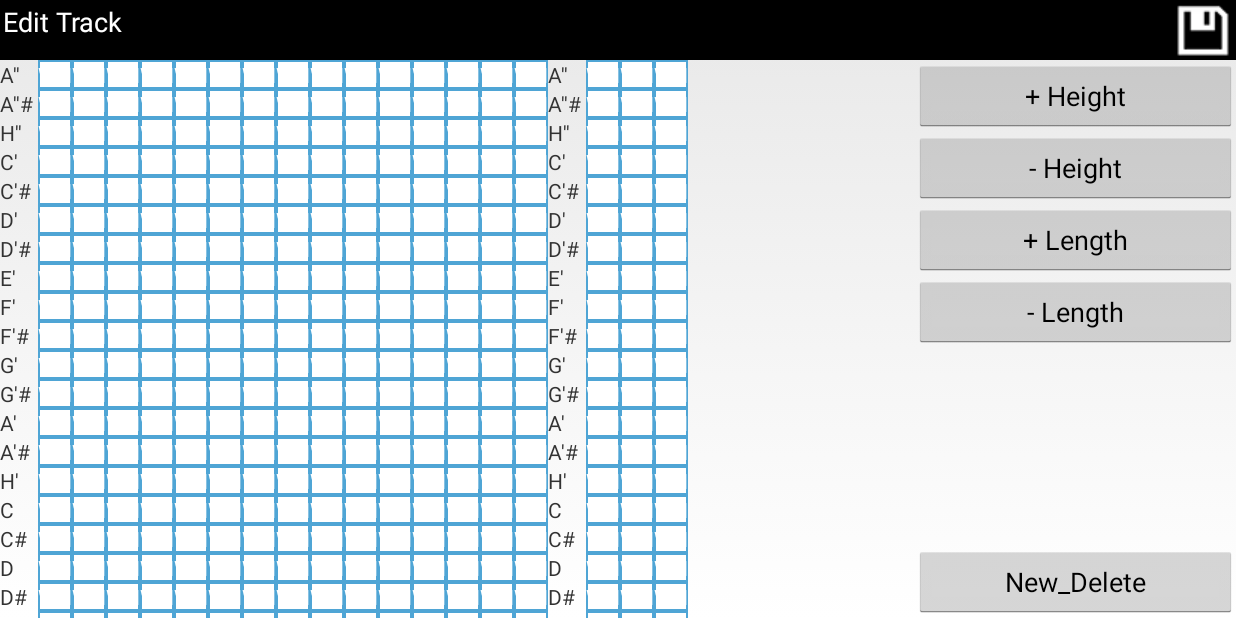
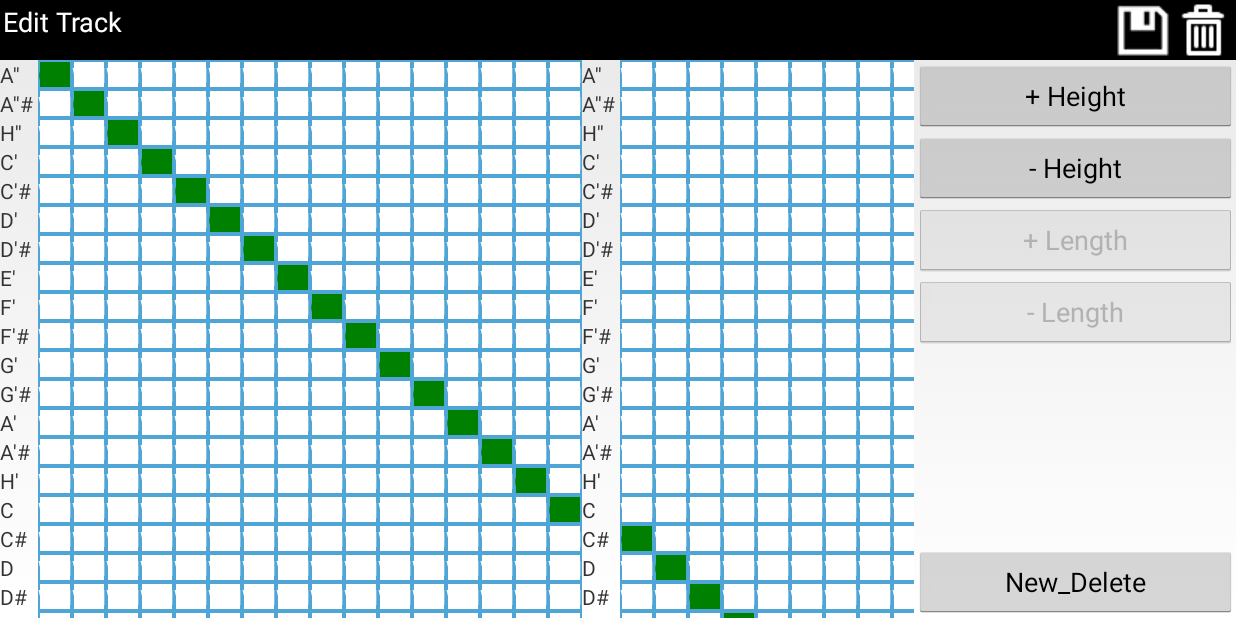
Before and after one commit to dino-keskic/soundtastic, an Android app: the GridView screen opened directly, with no data from a screen before it, on a phone screen of 824 x 412 dp (held sideways). Run offline under Robolectric (Android 15) with nearby library versions, the phone set to English and light mode, and no system bars.

Commit message:
[MP] midi2gridView_gridView2midi

```diff
--- a/Soundtasitc/app/src/main/java/soundtastic/soundtasitc/GridView.java
+++ b/Soundtasitc/app/src/main/java/soundtastic/soundtasitc/GridView.java
@@ -16,6 +16,7 @@ import android.view.View;
 import android.widget.FrameLayout;
 import android.widget.Button;
 import android.widget.HorizontalScrollView;
+import android.widget.ImageButton;
 import android.widget.ScrollView;
 import android.widget.TableLayout;
 import android.widget.TableRow;
@@ -38,15 +39,23 @@ public class GridView extends Activity{
             "c''''''"};
 
     int numTones = notes.length;
-    int midiLength = 20;
+    //List<Integer> rawMidiValues = ProjectInfos.getInstance().getProject().getTrackByName(ProjectInfos.getInstance().getSelectedTrack().getTrackName()).getRawMidiValuesList();
+    List<Integer> rawMidiValues = new ArrayList<Integer>();
+    List<Integer> outputMidiValues = new ArrayList<Integer>();
+    int midiLength;
+    int numBar;
+    int gridLength;
+
     FrameLayout gridViewLayout;
-    TextView[][] grid = new TextView[numTones][midiLength];
+    TextView[][] grid;
 
     Button buttonIncrHeight;
     Button buttonDecrHeight;
     Button buttonIncrLength;
     Button buttonDecrLength;
     Button buttonNew_Delete;
+    ImageButton buttonSave;
+    ImageButton buttonCancel;
 
     TextView clickedTextView;
     ArrayList<TextView> clickedTextViewListAdd = new ArrayList<TextView>();
@@ -62,15 +71,34 @@ public class GridView extends Activity{
         buttonIncrLength = (Button) findViewById(R.id.IncrLength);
         buttonDecrLength = (Button) findViewById(R.id.DecrLength);
         buttonNew_Delete = (Button) findViewById(R.id.New_Delete);
+        buttonSave = (ImageButton) findViewById(R.id.gridview_save);
+        buttonCancel = (ImageButton) findViewById(R.id.gridview_cancel);
 
         buttonIncrHeight.setOnClickListener(buttonHandler);
         buttonDecrHeight.setOnClickListener(buttonHandler);
         buttonIncrLength.setOnClickListener(buttonHandler);
         buttonDecrLength.setOnClickListener(buttonHandler);
         buttonNew_Delete.setOnClickListener(buttonHandler);
+        buttonSave.setOnClickListener(buttonHandler);
+        buttonCancel.setOnClickListener(buttonHandler);
 
+        buttonIncrLength.setEnabled(false);
+        buttonDecrLength.setEnabled(false);
+
+        for (int i = getResources().getInteger(R.integer.midi_nr_offset_min); i < 100; i++)
+            rawMidiValues.add(i);
+
+        midiLength = rawMidiValues.size();
+        numBar = 1 + midiLength / getResources().getInteger(R.integer.bar);
+        gridLength = midiLength + numBar;
+        grid = new TextView[numTones][gridLength];
         createGrid();
+        writeMidi2Grid();
     }
+
+    @Override
+    public void onBackPressed()
+    {}
 
     public void createGrid()
     {
@@ -84,11 +112,11 @@ public class GridView extends Activity{
         {
             TableRow tbrow = new TableRow(this);
 
-            for(int j=0; j<midiLength; j++)
+            for(int j=0; j<gridLength; j++)
             {
                 TextView tv1 = new TextView(this);
                 tv1.setId(i * midiLength + j);
-                if (j%16 == 0)
+                if (j%getResources().getInteger(R.integer.bar_plus_1) == 0)
                 {
                     grid[i][j] = tv1;
                     tv1.setText(notes[i]);
@@ -98,9 +126,7 @@ public class GridView extends Activity{
                     grid[i][j] = tv1;
                     grid[i][j].setOnClickListener(textViewHandler);
                     tv1.setBackgroundColor(Color.WHITE);
-                    tv1.setText("WH");
-                    tv1.setTextColor(Color.WHITE);
-                    tv1.setBackground(getResources().getDrawable(R.drawable.border));
+                    drawWhite(tv1);
                 }
                 tbrow.addView(tv1);
             }
@@ -111,32 +137,48 @@ public class GridView extends Activity{
         gridViewLayout.addView(sv);
     }
 
+    public void writeMidi2Grid()
+    {
+        int time_position = 0;
+        for (Integer tone : rawMidiValues)
+        {
+            if ((tone >= getResources().getInteger(R.integer.midi_nr_offset_min)) && (tone <= getResources().getInteger(R.integer.midi_nr_offset_max)))
+            {
+                int num_bar = time_position / getResources().getInteger(R.integer.bar);
+                TextView position = grid[(tone - getResources().getInteger(R.integer.midi_nr_offset_min))][1 + time_position + num_bar];
+                drawGreen(position);
+                time_position++;
+            }
+        }
+
+    }
+
     public void drawWhite(TextView tv)
     {
-        tv.setText("WH");
-        tv.setTextColor(Color.WHITE);
+        tv.setText(R.string.white);
+        tv.setTextColor(getResources().getColor(R.color.white));
         tv.setBackground(getResources().getDrawable(R.drawable.border));
     }
 
     public void drawGreen(TextView tv)
     {
-        tv.setText("GR");
-        tv.setTextColor(0x008000);
+        tv.setText(R.string.green);
+        tv.setTextColor(getResources().getColor(R.color.green));
         tv.setBackground(getResources().getDrawable(R.drawable.border_green));
     }
 
     public void drawBlue(TextView tv)
     {
-        tv.setText("BL");
-        tv.setTextColor(0x0000FF);
+        tv.setText(R.string.blue);
+        tv.setTextColor(getResources().getColor(R.color.blue));
         tv.setBackground(getResources().getDrawable(R.drawable.border_new));
 
     }
 
     public void drawYellow(TextView tv)
     {
-        tv.setText("YE");
-        tv.setTextColor(0xFFFF00);
+        tv.setText(R.string.yellow);
+        tv.setTextColor(getResources().getColor(R.color.yellow));
         tv.setBackground(getResources().getDrawable(R.drawable.border_edit));
     }
 
@@ -163,19 +205,19 @@ public class GridView extends Activity{
 
             clickedTextView = (TextView) v;
 
-            if (clickedTextView.getText() == "WH")
+            if (clickedTextView.getText() == getResources().getString(R.string.white))
             {
                 disableButtons();
                 buttonNew_Delete.setEnabled(true);
                 clickedTextViewListAdd.add(clickedTextView);
                 drawBlue(clickedTextView);
             }
-            else if(clickedTextView.getText() == "BL")
+            else if(clickedTextView.getText() == getResources().getString(R.string.blue))
             {
                 clickedTextViewListAdd.remove(clickedTextView);
                 drawWhite(clickedTextView);
             }
-            else if(clickedTextView.getText() == "YE")
+            else if(clickedTextView.getText() == getResources().getString(R.string.yellow))
             {
                 clickedTextViewList.remove(clickedTextView);
                 drawGreen(clickedTextView);
@@ -183,6 +225,8 @@ public class GridView extends Activity{
             else
             {
                 enableButtons();
+                buttonIncrLength.setEnabled(false);
+                buttonDecrLength.setEnabled(false);
                 drawYellow(clickedTextView);
                 clickedTextViewList.add(clickedTextView);
             }
@@ -190,8 +234,8 @@ public class GridView extends Activity{
     };
     View.OnClickListener buttonHandler = new View.OnClickListener() {
         public void onClick(View v) {
-            Button clickedButton = (Button) v;
-            switch(clickedButton.getId())
+            //Button clickedButton = (Button) v;
+            switch(v.getId())
             {
                 case R.id.IncrHeight:
                     increaseHeight();
@@ -208,24 +252,49 @@ public class GridView extends Activity{
                 case R.id.New_Delete:
                     newDeleteTone();
                     break;
+                case R.id.gridview_save:
+                    writeGrid2Midi();
+                    finish();
+                    break;
+                case R.id.gridview_cancel:
+                    finish();
+                    break;
+
             }
         }
     };
+
+    public void writeGrid2Midi()
+    {
+        for (int time_position = 0; time_position < gridLength; time_position++)
+        {
+            for (int tone = 0; tone < numTones; tone++)
+            {
+                TextView tv = grid[tone][time_position];
+                if (tv.getText() == getResources().getString(R.string.green))
+                {
+                    outputMidiValues.add(tone + getResources().getInteger(R.integer.midi_nr_offset_min));
+                    break;
+                }
+
+            }
+        }
+    }
 
     public void increaseHeight()
     {
         ArrayList<TextView> editedTextViewList = new ArrayList<TextView>();
         for (TextView textView : clickedTextViewList) {
             int clickedID = textView.getId();
-            int targedID = clickedID + midiLength;
-            if (targedID > numTones * midiLength)
-                targedID = clickedID;
+            int targetID = clickedID + midiLength;
+            if (targetID > numTones * midiLength)
+                targetID = clickedID;
 
-            TextView targedTextView = (TextView) findViewById(targedID);
+            TextView targetTextView = (TextView) findViewById(targetID);
             drawWhite(textView);
-            editedTextViewList.add(targedTextView);
-            if (targedTextView.getText() != "GR")
-                drawYellow(targedTextView);
+            editedTextViewList.add(targetTextView);
+            if (targetTextView.getText() != getResources().getString(R.string.green))
+                drawYellow(targetTextView);
         }
 
         clickedTextViewList.clear();
@@ -237,15 +306,15 @@ public class GridView extends Activity{
         ArrayList<TextView> editedTextViewList = new ArrayList<TextView>();
         for (TextView textView : clickedTextViewList) {
             int clickedID = textView.getId();
-            int targedID = clickedID - midiLength;
-            if (targedID < 0)
-                targedID = clickedID;
+            int targetID = clickedID - midiLength;
+            if (targetID < 0)
+                targetID = clickedID;
 
-            TextView targedTextView = (TextView) findViewById(targedID);
+            TextView targetTextView = (TextView) findViewById(targetID);
             drawWhite(textView);
-            editedTextViewList.add(targedTextView);
-            if (targedTextView.getText() != "GR")
-                drawYellow(targedTextView);
+            editedTextViewList.add(targetTextView);
+            if (targetTextView.getText() != getResources().getString(R.string.green))
+                drawYellow(targetTextView);
         }
 
         clickedTextViewList.clear();
--- a/Soundtasitc/app/src/main/res/layout/activity_grid_view.xml
+++ b/Soundtasitc/app/src/main/res/layout/activity_grid_view.xml
@@ -29,8 +29,21 @@
             android:layout_width="wrap_content"
             android:layout_height="wrap_content"
             android:layout_alignParentTop="true"
+            android:layout_toLeftOf="@+id/gridview_cancel"
+            android:layout_toStartOf="@+id/gridview_cancel"/>
+
+
+        <ImageButton
+            android:id="@+id/gridview_cancel"
+            android:layout_width="wrap_content"
+            android:layout_height="wrap_content"
+            android:src="@drawable/btn_trash"
             android:layout_alignParentRight="true"
-            android:layout_alignParentEnd="true" />
+            android:layout_alignParentEnd="true"
+            android:background="@null"
+            android:gravity="right"
+
+            android:text="Discard" />
 
     </RelativeLayout>
 
--- a/Soundtasitc/app/src/main/res/values/colors.xml
+++ b/Soundtasitc/app/src/main/res/values/colors.xml
@@ -3,6 +3,10 @@
 
     <item name="white" type="color">#FFFFFF</item>
     <item name="black" type="color">#000000</item>
+    <item name="yellow" type="color">#FFFF00</item>
+    <item name="blue" type="color">#0000FF</item>
+    <item name="green" type="color">#008000</item>
+
     <item name="track_selected" type="color">#CEECF5</item>
     <item name="button_background" type="color">#000000FF</item>
     <item name="track_background" type="color">#FFFF00</item>
--- a/Soundtasitc/app/src/main/res/values/constants.xml
+++ b/Soundtasitc/app/src/main/res/values/constants.xml
@@ -5,4 +5,10 @@
     <string name="min_bpm_string">60</string>
     <integer name="max_bpm">220</integer>
 
+    <!-- gridView.java -->
+    <integer name="bar">16</integer>
+    <integer name="bar_plus_1">17</integer>
+    <integer name="midi_nr_offset_min">21</integer>
+    <integer name="midi_nr_offset_max">108</integer>
+
 </resources>
--- a/Soundtasitc/app/src/main/res/values/strings.xml
+++ b/Soundtasitc/app/src/main/res/values/strings.xml
@@ -34,5 +34,11 @@
     <!-- Record Interface -->
     <string name="recint_header">Record</string>
 
+    <!-- gridView.java -->
+    <string name="white">"WH"</string>
+    <string name="green">"GR"</string>
+    <string name="blue">"BL"</string>
+    <string name="yellow">"YE"</string>
+
 
 </resources>
```
